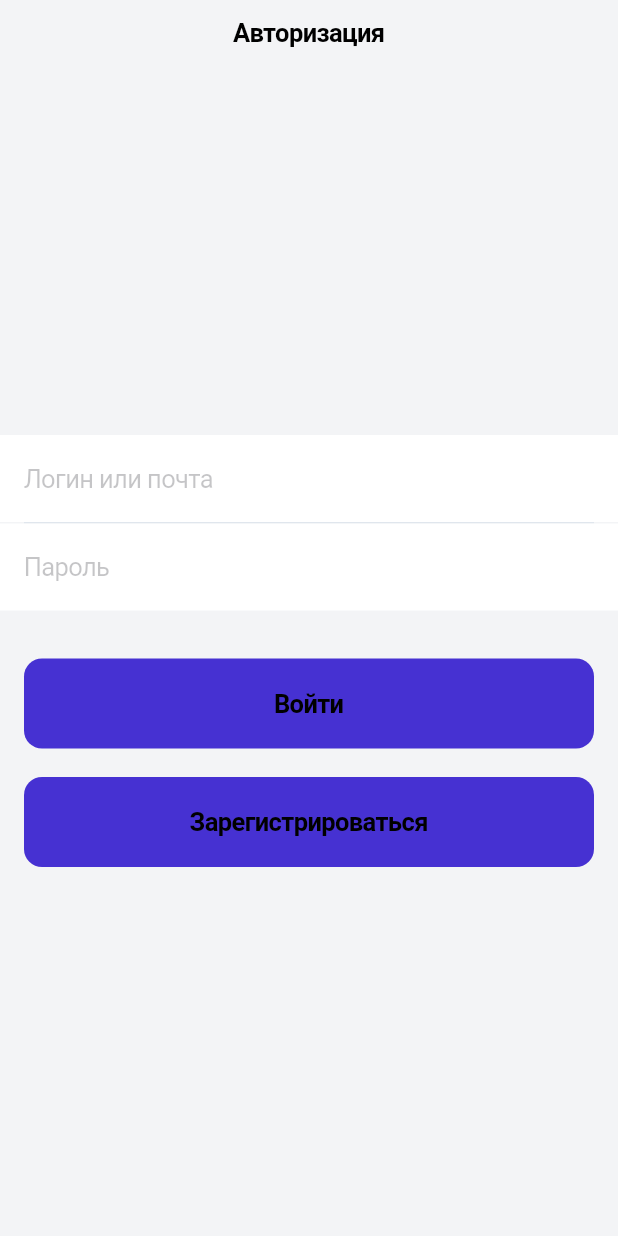
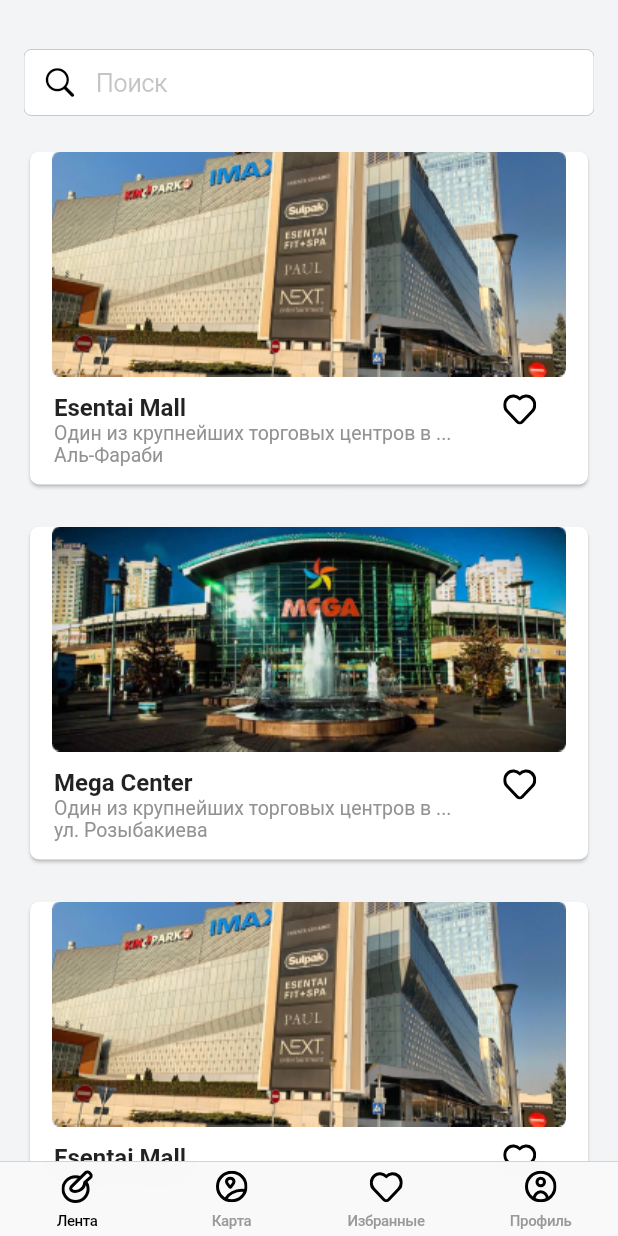
Before and after one commit to yermakhanansagan/code-union, a Flutter app: the screen it shows after launch, on a phone screen of 412 x 824 dp. Run offline on Flutter 3.47's test engine with Material 2 defaults, Android fonts, the phone set to English and light mode, and no system bars; our stand-ins replace flutter_svg.

Commit message:
dummy data for shop models and timeline page and bottom navigation bar

```diff
--- a/lib/main.dart
+++ b/lib/main.dart
@@ -4,6 +4,8 @@ import 'package:project/src/constants/app_color.dart';
 import 'package:project/src/router/router.dart';
 import 'package:project/src/screens/auth/auth_screen.dart';
 import 'package:project/src/screens/auth/registration_screen.dart';
+import 'package:project/src/screens/main_screen/main_screen.dart';
+import 'package:project/src/screens/timeline/timeline_screen.dart';
 
 void main() {
   runApp(MyApp());
@@ -18,7 +20,7 @@ class MyApp extends StatelessWidget {
       theme: CupertinoThemeData(
           primaryColor: CupertinoColors.black,
           scaffoldBackgroundColor: AppColor.scaffoldBackground),
-      home: AuthScreen(),
+      home: MainScreen(),
     );
   }
 }
--- /dev/null
+++ b/lib/src/data/dummy_data.dart
@@ -0,0 +1,10 @@
+import 'package:project/src/data/model.dart';
+
+List<ShoppingCenter> shoppingCenters = [
+  ShoppingCenter("Esentai Mall", "Один из крупнейших торговых центров в ...",
+      "Аль-Фараби", "assets/images/esentai.png"),
+  ShoppingCenter("Mega Center", "Один из крупнейших торговых центров в ...",
+      "ул. Розыбакиева", "assets/images/mega.png"),
+  ShoppingCenter("Esentai Mall", "Один из крупнейших торговых центров в ...",
+      "Аль-Фараби", "assets/images/esentai.png"),
+];
--- /dev/null
+++ b/lib/src/data/model.dart
@@ -0,0 +1,8 @@
+class ShoppingCenter{
+  final String name;
+  final String description;
+  final String address;
+  final String imagePath;
+
+  ShoppingCenter(this.name, this.description, this.address, this.imagePath);
+}
--- /dev/null
+++ b/lib/src/screens/main_screen/main_screen.dart
@@ -0,0 +1,56 @@
+import 'package:flutter/cupertino.dart';
+import 'package:flutter_svg/flutter_svg.dart';
+import 'package:project/src/screens/timeline/timeline_screen.dart';
+
+import '../auth/auth_screen.dart';
+import '../auth/registration_screen.dart';
+
+class MainScreen extends StatelessWidget {
+  const MainScreen({Key? key}) : super(key: key);
+
+  @override
+  Widget build(BuildContext context) {
+    return CupertinoTabScaffold(
+      tabBar: CupertinoTabBar(
+        items: [
+          BottomNavigationBarItem(
+            icon: SvgPicture.asset(
+              "assets/icons/timeline.svg",
+            ),
+            label: "Лента",
+          ),
+          BottomNavigationBarItem(
+            icon: SvgPicture.asset("assets/icons/map.svg"),
+            label: "Карта",
+          ),
+          BottomNavigationBarItem(
+            icon: SvgPicture.asset("assets/icons/liked.svg"),
+            label: "Избранные",
+          ),
+          BottomNavigationBarItem(
+            icon: SvgPicture.asset("assets/icons/profile.svg"),
+            label: "Профиль",
+          ),
+        ],
+      ),
+      tabBuilder: (context, index) {
+        return CupertinoTabView(
+          builder: (context) {
+            switch (index) {
+              case 0:
+                return TimelineScreen();
+              case 1:
+                return RegistrationScreen();
+              case 2:
+                return AuthScreen();
+              case 3:
+                return RegistrationScreen();
+              default:
+                return TimelineScreen();
+            }
+          },
+        );
+      },
+    );
+  }
+}
--- /dev/null
+++ b/lib/src/screens/timeline/timeline_screen.dart
@@ -0,0 +1,102 @@
+import 'package:flutter/cupertino.dart';
+import 'package:flutter/material.dart';
+import 'package:flutter_svg/flutter_svg.dart';
+import 'package:project/src/constants/app_paddings.dart';
+import 'package:project/src/data/dummy_data.dart';
+
+class TimelineScreen extends StatelessWidget {
+  @override
+  Widget build(BuildContext context) {
+    return CupertinoPageScaffold(
+      child: SafeArea(
+        child: Padding(
+          padding: AppPaddings.horizontal,
+          child: SingleChildScrollView(
+            child: Column(
+              children: [
+                SizedBox(
+                  height: 33,
+                ),
+                CupertinoTextField(
+                  prefix: Padding(
+                    padding: const EdgeInsets.only(left: 12),
+                    child: Icon(CupertinoIcons.search),
+                  ),
+                  placeholder: "Поиск",
+                  padding: const EdgeInsets.all(12),
+                ),
+                SizedBox(
+                  height: 20,
+                ),
+                ListView.separated(
+                  shrinkWrap: true,
+                  physics: NeverScrollableScrollPhysics(),
+                  separatorBuilder: (context, index) {
+                    return SizedBox(
+                      height: 20,
+                    );
+                  },
+                  itemCount: shoppingCenters.length,
+                  itemBuilder: (context, index) {
+                    final shoppingCenter = shoppingCenters[index];
+                    return Card(
+                      shape: RoundedRectangleBorder(
+                        borderRadius: BorderRadius.all(Radius.circular(6)),
+                      ),
+                      child: Column(
+                        children: [
+                          Image.asset(
+                            shoppingCenter.imagePath,
+                          ),
+                          SizedBox(
+                            height: 11,
+                          ),
+                          Row(
+                            mainAxisAlignment: MainAxisAlignment.spaceBetween,
+                            crossAxisAlignment: CrossAxisAlignment.start,
+                            children: [
+                              Padding(
+                                padding: const EdgeInsets.only(
+                                  left: 16,
+                                  bottom: 12,
+                                ),
+                                child: Column(
+                                  crossAxisAlignment: CrossAxisAlignment.start,
+                                  children: [
+                                    Text(
+                                      shoppingCenter.name,
+                                      style: TextStyle(fontSize: 16, fontWeight: FontWeight.bold),
+                                    ),
+                                    Text(
+                                      shoppingCenter.description,
+                                      style: TextStyle(
+                                          fontSize: 13,
+                                          color: Color(0xFF929292)),
+                                    ),
+                                    Text(
+                                      shoppingCenter.address,
+                                      style: TextStyle(
+                                          fontSize: 13,
+                                          color: Color(0xFF929292)),
+                                    )
+                                  ],
+                                ),
+                              ),
+                              Expanded(
+                                  child: SvgPicture.asset(
+                                      "assets/icons/liked.svg")),
+                            ],
+                          )
+                        ],
+                      ),
+                    );
+                  },
+                )
+              ],
+            ),
+          ),
+        ),
+      ),
+    );
+  }
+}
--- a/pubspec.yaml
+++ b/pubspec.yaml
@@ -48,6 +48,7 @@ flutter:
   # To add assets to your application, add an assets section, like this:
   assets:
     - assets/icons/
+    - assets/images/
   #   - images/a_dot_burr.jpeg
   #   - images/a_dot_ham.jpeg
 
```
Also changed, not shown: assets/icons/liked.svg (added), assets/icons/map.svg (added), assets/icons/profile.svg (added), assets/icons/timeline.svg (added), assets/images/esentai.png (added), assets/images/mega.png (added).
